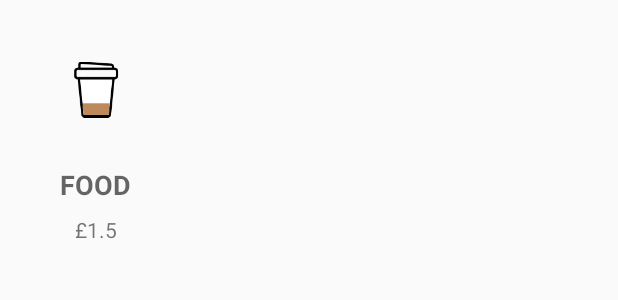
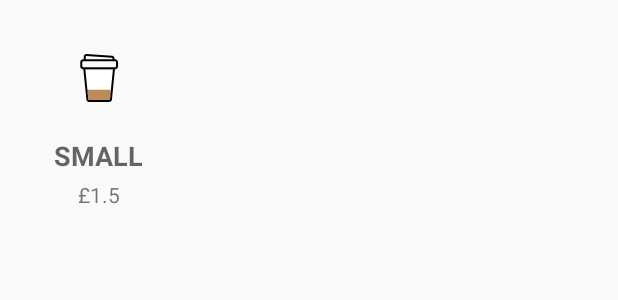
Before and after one commit to asos-rshev/hack4-coffee, an Android app: the layout size_item.xml on its own in the app's theme, with its tools: preview values and no code run, on a phone screen of 412 x 824 dp. Shown: the top 300 px of the screen. Run offline under Robolectric (Android 15) with nearby library versions, the phone set to English and light mode, and no system bars.

Commit message:
Small size tweaks

```diff
--- a/Android-AsosCoffee/mobile/src/main/res/layout/size_item.xml
+++ b/Android-AsosCoffee/mobile/src/main/res/layout/size_item.xml
@@ -9,11 +9,11 @@
 
     <ImageView
         android:id="@+id/itemIcon"
-        android:layout_width="37dp"
-        android:layout_height="47dp"
-        android:layout_marginBottom="4dp"
-        android:layout_marginEnd="8dp"
-        android:layout_marginStart="8dp"
+        android:layout_width="32dp"
+        android:layout_height="32dp"
+        android:layout_marginBottom="2dp"
+        android:layout_marginEnd="4dp"
+        android:layout_marginStart="4dp"
         android:layout_marginTop="4dp"
         app:layout_constraintEnd_toEndOf="parent"
         app:layout_constraintStart_toStartOf="parent"
@@ -24,10 +24,10 @@
         android:id="@+id/itemTitle"
         android:layout_width="wrap_content"
         android:layout_height="wrap_content"
-        android:layout_marginBottom="8dp"
-        android:layout_marginEnd="8dp"
-        android:layout_marginStart="8dp"
-        tools:text="Food"
+        android:layout_marginBottom="4dp"
+        android:layout_marginEnd="4dp"
+        android:layout_marginStart="4dp"
+        tools:text="Small"
         android:textAppearance="@style/TextAppearance.AppCompat.Medium"
         android:textStyle="bold"
         android:textAllCaps="true"
@@ -39,10 +39,10 @@
         android:id="@+id/itemPrice"
         android:layout_width="wrap_content"
         android:layout_height="wrap_content"
-        android:layout_marginBottom="8dp"
-        android:layout_marginEnd="8dp"
-        android:layout_marginStart="8dp"
-        android:layout_marginTop="8dp"
+        android:layout_marginBottom="4dp"
+        android:layout_marginEnd="4dp"
+        android:layout_marginStart="4dp"
+        android:layout_marginTop="4dp"
         tools:text="£1.5"
         android:textAppearance="@style/TextAppearance.AppCompat.Small"
         android:textAllCaps="true"
```
